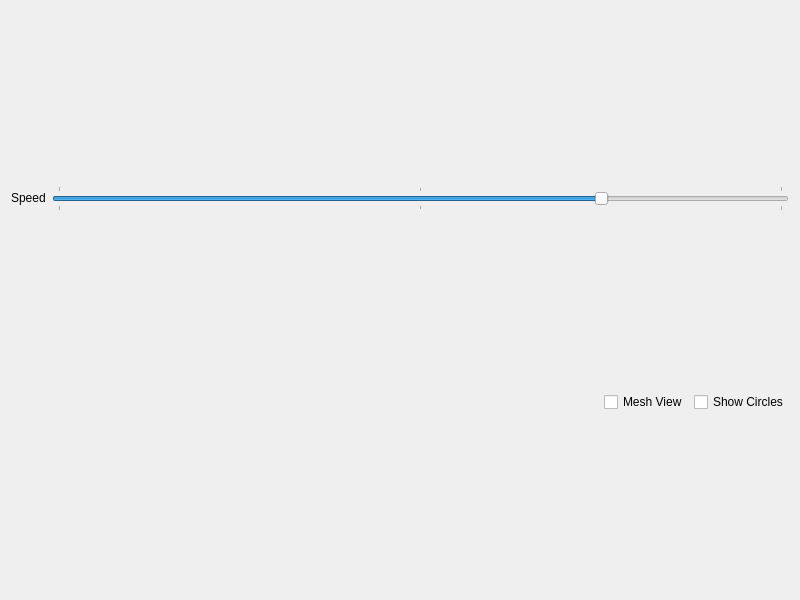
First picture: the form in source/popup.ui, repository MajorPhenol/jpGearQt, before the edit.
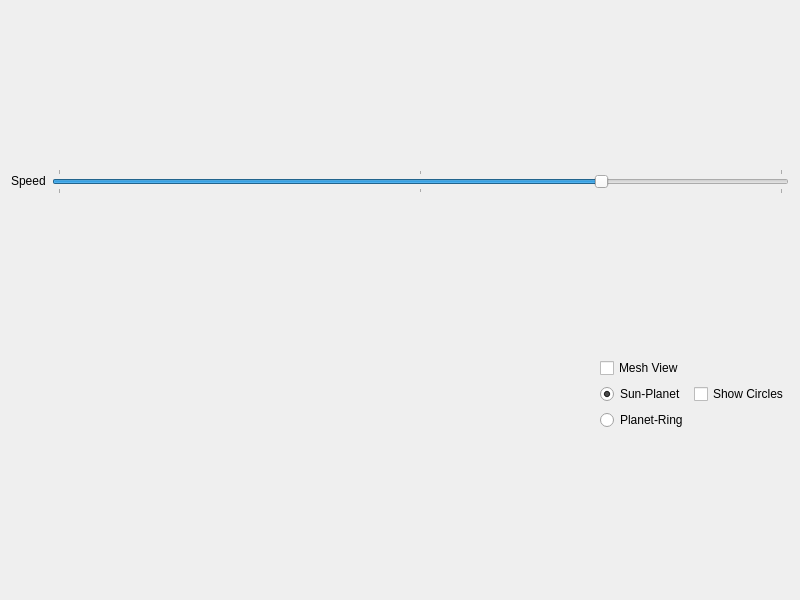
Second picture: the form after the edit.

Commit message: Added support for planetary layouts

Diff of the .ui file:
```diff
--- a/source/popup.ui
+++ b/source/popup.ui
@@ -72,11 +72,41 @@
       </spacer>
      </item>
      <item>
-      <widget class="QCheckBox" name="cb_singleViewAnim">
-       <property name="text">
-        <string>Mesh View</string>
+      <layout class="QVBoxLayout" name="verticalLayout">
+       <property name="leftMargin">
+        <number>0</number>
        </property>
-      </widget>
+       <item>
+        <widget class="QCheckBox" name="cb_singleViewAnim">
+         <property name="text">
+          <string>Mesh View</string>
+         </property>
+        </widget>
+       </item>
+       <item>
+        <widget class="QRadioButton" name="rb_sp_anim">
+         <property name="text">
+          <string>Sun-Planet</string>
+         </property>
+         <property name="checked">
+          <bool>true</bool>
+         </property>
+         <attribute name="buttonGroup">
+          <string notr="true">bg_anim</string>
+         </attribute>
+        </widget>
+       </item>
+       <item>
+        <widget class="QRadioButton" name="rb_pr_anim">
+         <property name="text">
+          <string>Planet-Ring</string>
+         </property>
+         <attribute name="buttonGroup">
+          <string notr="true">bg_anim</string>
+         </attribute>
+        </widget>
+       </item>
+      </layout>
      </item>
      <item>
       <widget class="QCheckBox" name="cb_circlesAnim">
```
Left out of the diff: 7 changed lines with no effect on the pictures. The commit also changes 31 other files.
